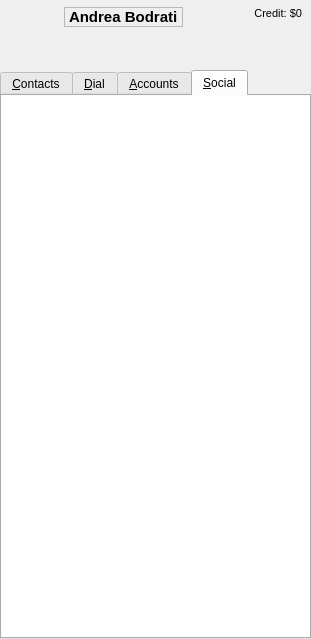
This is src/tools/yastuff/yamainwindow.ui in AlekSi/Jabbin as Qt 5 draws it before an edit. The edited form follows.
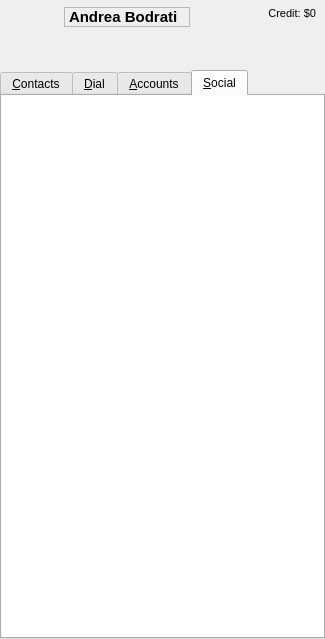
This is the edited form. Icons and pictures are not drawn. Custom widgets are drawn as their Qt base class.

Commit message: Fixed tabs style

Diff of the .ui file:
```diff
--- a/src/tools/yastuff/yamainwindow.ui
+++ b/src/tools/yastuff/yamainwindow.ui
@@ -7,7 +7,7 @@
    <rect>
     <x>0</x>
     <y>0</y>
-    <width>311</width>
+    <width>325</width>
     <height>639</height>
    </rect>
   </property>
```
Left out of the diff: 8 changed lines with no effect on the pictures.
